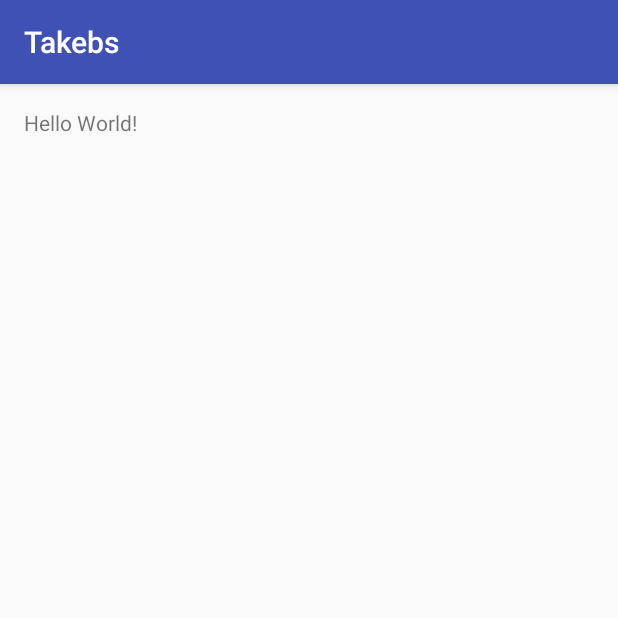
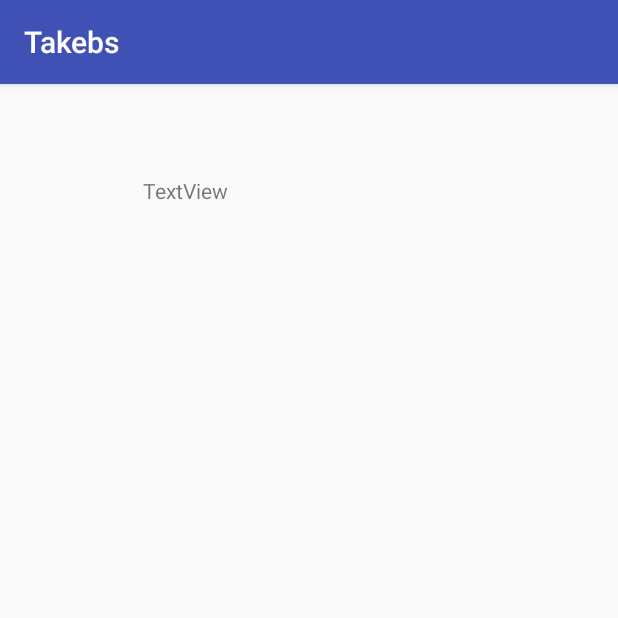
Before and after one commit to YeSatellite/Takebs, an Android app: the screen it shows after launch (MainActivity), on a phone screen of 412 x 824 dp, the top half of it. Run offline under Robolectric (Android 15) with nearby library versions, the phone set to English and light mode, and no system bars.

Commit message:
Test to Play Store

```diff
--- a/app/src/main/AndroidManifest.xml
+++ b/app/src/main/AndroidManifest.xml
@@ -1,6 +1,8 @@
 <?xml version="1.0" encoding="utf-8"?>
 <manifest xmlns:android="http://schemas.android.com/apk/res/android"
-    package="com.yesat.takebs">
+    package="com.yesat.takebs"
+    >
+
 
     <application
         android:allowBackup="true"
--- a/app/src/main/res/layout/activity_main.xml
+++ b/app/src/main/res/layout/activity_main.xml
@@ -11,7 +11,12 @@
     tools:context="com.yesat.takebs.MainActivity">
 
     <TextView
+        android:text="TextView"
         android:layout_width="wrap_content"
         android:layout_height="wrap_content"
-        android:text="Hello World!" />
+        android:layout_alignParentTop="true"
+        android:layout_alignParentStart="true"
+        android:layout_marginStart="79dp"
+        android:layout_marginTop="45dp"
+        android:id="@+id/Yernar" />
 </RelativeLayout>
```
